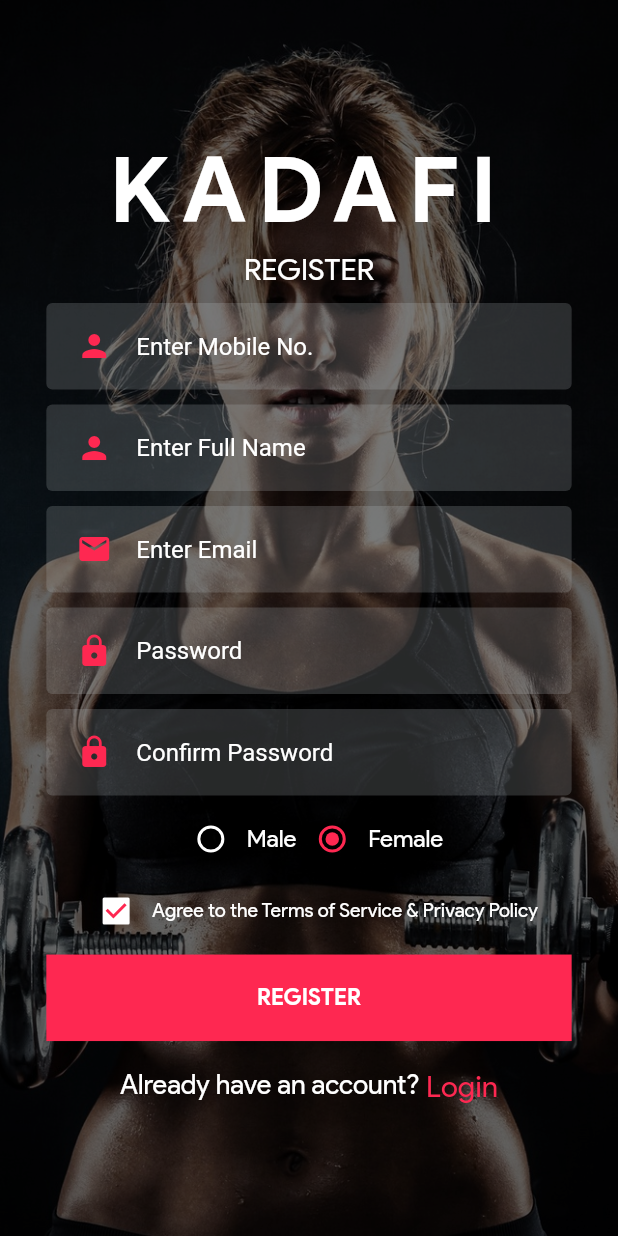
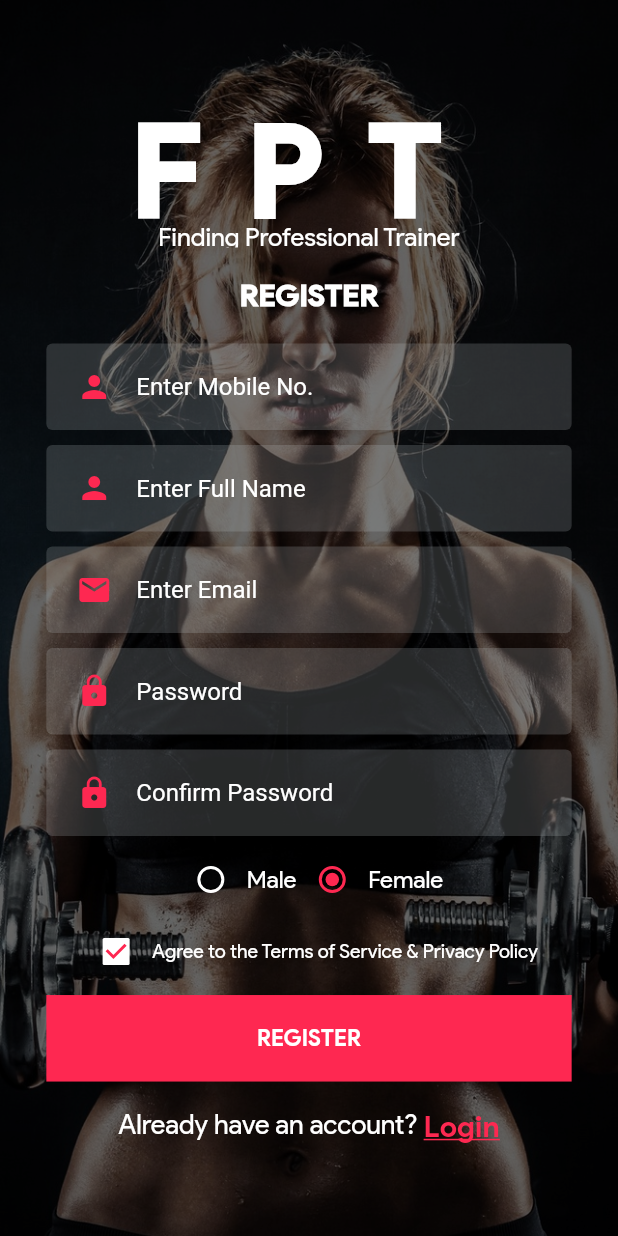
Before and after one commit to thanhdat369/HCI-PT-Booking, a Flutter app: the RegisterScreen screen opened directly, on a phone screen of 412 x 824 dp. Run offline on Flutter 3.47's test engine with Material 2 defaults, Android fonts, the phone set to English and light mode, and no system bars; our stand-ins replace chewie, flutter_svg, font_awesome_flutter, smooth_star_rating, table_calendar, video_player.

Commit message:
Config app name

```diff
--- a/lib/components/brand_label.dart
+++ b/lib/components/brand_label.dart
@@ -6,14 +6,33 @@ class BrandLabel extends StatelessWidget {
   @override
   Widget build(BuildContext context) {
     return Container(
-        margin: EdgeInsets.symmetric(vertical: 5),
-        child: Text("KADAFI",
-            style: const TextStyle(
-                fontWeight: FontWeight.w700,
-                fontStyle: FontStyle.normal,
-                fontFamily: "Product Sans",
-                letterSpacing: 8,
-                fontSize: 60),
-            textAlign: TextAlign.center));
+        margin: EdgeInsets.only(top: 5, bottom: 20),
+        child: Column(
+          mainAxisAlignment: MainAxisAlignment.center,
+          children: [
+            Container(
+              height: 85,
+              child: Text("FPT",
+                  style: const TextStyle(
+                      fontWeight: FontWeight.w900,
+                      fontStyle: FontStyle.normal,
+                      fontFamily: "Product Sans",
+                      letterSpacing: 30,
+                      fontSize: 85),
+                  textAlign: TextAlign.center),
+            ),
+            Container(
+              height: 17,
+              child: Text("Finding Professional Trainer",
+                  style: const TextStyle(
+                      fontWeight: FontWeight.normal,
+                      fontStyle: FontStyle.normal,
+                      fontFamily: "Product Sans",
+                      letterSpacing: 0,
+                      fontSize: 17),
+                  textAlign: TextAlign.center),
+            )
+          ],
+        ));
   }
 }
--- a/lib/screens/Welcome/components/form_title.dart
+++ b/lib/screens/Welcome/components/form_title.dart
@@ -7,10 +7,10 @@ class FormTitle extends StatelessWidget {
   @override
   Widget build(BuildContext context) {
     return Container(
-        margin: EdgeInsets.only(top: 0, bottom: 5),
+        margin: EdgeInsets.only(top: 0, bottom: 15),
         child: Text(this.title.toUpperCase(),
             style: const TextStyle(
-                fontWeight: FontWeight.w400,
+                fontWeight: FontWeight.w900,
                 fontSize: 20,
                 fontFamily: "Product Sans"),
             textAlign: TextAlign.center));
--- a/lib/screens/welcome/register.dart
+++ b/lib/screens/welcome/register.dart
@@ -109,13 +109,17 @@ class _RegisterScreenState extends State<RegisterScreen> {
               mainAxisAlignment: MainAxisAlignment.center,
               children: [
                 Text(
-                  "Already have an account?",
+                  "Already have an account? ",
                   style: TextStyle(height: 2, fontSize: 18),
                 ),
                 GestureDetector(
-                  child: Text(" Login",
+                  child: Text("Login",
                       style: TextStyle(
-                          color: MainColors.kMain, fontSize: 20, height: 2)),
+                          fontWeight: FontWeight.w700,
+                          color: MainColors.kMain,
+                          fontSize: 20,
+                          height: 2,
+                          decoration: TextDecoration.underline)),
                   onTap: () {
                     Navigator.pop(context);
                   },
```
